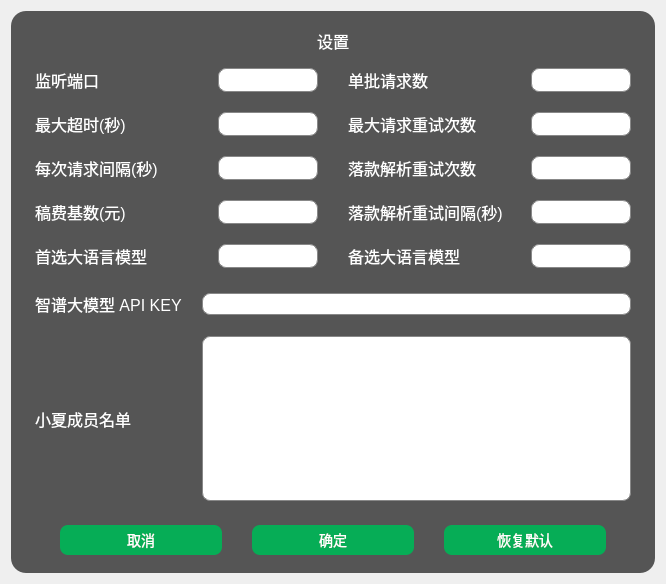
Old version of the form ui/ui_design/setting_win.ui in the repository Epochmaking/xiaoxia_contribution_statistic_tool.
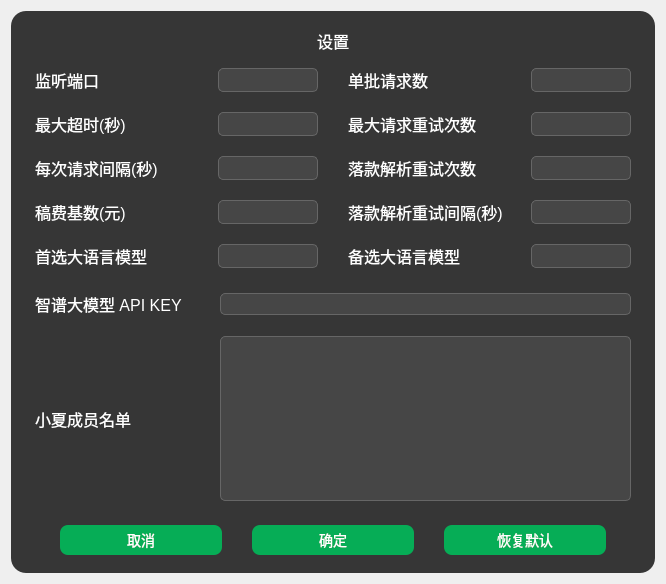
New version of the form. Icons and pictures are not drawn.

Commit message: feat: 优化UI界面显示效果

The edit to the form file:
```diff
--- a/ui/ui_design/setting_win.ui
+++ b/ui/ui_design/setting_win.ui
@@ -28,7 +28,7 @@
      </property>
      <property name="styleSheet">
       <string notr="true">QFrame {
-	background-color: rgb(85, 85, 85);
+	background-color: rgb(54, 54, 54);
 	border-radius: 15px;
 }</string>
      </property>
@@ -58,11 +58,12 @@
        <widget class="QWidget" name="widget" native="true">
         <property name="styleSheet">
          <string notr="true">QLineEdit {
-    border: 1px solid #888888;
-    border-radius: 8px;
-    background-color: #ffffff;
+    border: 1px solid #666666;
+    border-radius: 5px;
+    background-color: rgb(70, 70, 70);
     padding: 1px;
     font-size: 14px;
+	color: #ffffff;
 }
 
 QLabel {
@@ -397,7 +398,7 @@
             <item row="0" column="0">
              <widget class="QLabel" name="label_12">
               <property name="text">
-               <string>智谱大模型 API KEY</string>
+               <string>智谱大模型 API KEY    </string>
               </property>
              </widget>
             </item>
@@ -418,53 +419,54 @@
               </property>
               <property name="styleSheet">
                <string notr="true">QTextEdit {
-border: 1px solid #888888;
-border-radius: 8px; /* 外层圆角 */
-background-color: #ffffff;
-padding: 2px;
-font-size: 14px;
+    border: 1px solid #666666;
+    border-radius: 5px;
+    background-color: rgb(70, 70, 70);
+    padding: 2px;
+    font-size: 14px;
+    color: #ffffff;
 }
 
 QTextEdit QWidget#qt_scrollarea_viewport {
-background-color: rgb(255, 255, 255);
-border-radius: 8px; 
+    background-color: rgb(70, 70, 70);
+    border-radius: 8px;
 }
 
-/* 垂直滚动条整体 */
-        QTextEdit QScrollBar:vertical {
-            background-color: #F7F8FA;
-            width: 10px;
-            margin: 0px 0px 0px 0px;
-        }
+/* 垂直滚动条整体：重点改这里！背景改成深色，去掉原生边框 */
+QTextEdit QScrollBar:vertical {
+    background-color: rgb(70, 70, 70);
+    border: none;
+    width: 10px;
+    margin: 0px 0px 0px 0px;
+}
 
-        /* 滚动条滑块（未按下） */
-        QTextEdit QScrollBar::handle:vertical {
-            background-color: #C8CCD1;
-            min-height: 20px;
-            min-width: 20px;
-            border-radius: 5px;
-            margin: 2px 2px 2px 2px;
-        }
-        /* 滚动条滑块（鼠标悬浮） */
-        QTextEdit QScrollBar::handle:vertical:hover {
-            background-color: #A8ADB5;
-        }
-        /* 滚动条滑块（按下） */
-        QTextEdit QScrollBar::handle:vertical:pressed {
-            background-color: #8D9299;
-        }
-        /* 滚动条上下/左右箭头按钮 */
-        QTextEdit QScrollBar::add-line:vertical,
-        QTextEdit QScrollBar::sub-line:vertical{
-            background: none;
-            width: 0px;
-            height: 0px;
-        }
-        /* 滚动条两端的空白区域（点击可以跳转） */
-        QTextEdit QScrollBar::add-page:vertical,
-        QTextEdit QScrollBar::sub-page:vertical{
-            background-color: #F7F8FA;
-        }</string>
+/* 滚动条滑块（未按下） */
+QTextEdit QScrollBar::handle:vertical {
+    background-color: #666666;
+    min-height: 20px;
+    border-radius: 5px;
+}
+/* 滚动条滑块（鼠标悬浮） */
+QTextEdit QScrollBar::handle:vertical:hover {
+    background-color: #A8ADB5;
+}
+/* 滚动条滑块（按下） */
+QTextEdit QScrollBar::handle:vertical:pressed {
+    background-color: #8D9299;
+}
+/* 滚动条上下箭头 */
+QTextEdit QScrollBar::add-line:vertical,
+QTextEdit QScrollBar::sub-line:vertical{
+    background: none;
+    width: 0px;
+    height: 0px;
+}
+/* 滚动条上下空白轨道 */
+QTextEdit QScrollBar::add-page:vertical,
+QTextEdit QScrollBar::sub-page:vertical{
+    background-color: rgb(70, 70, 70);
+}
+</string>
               </property>
              </widget>
             </item>
```
The commit also changes 7 other files.
